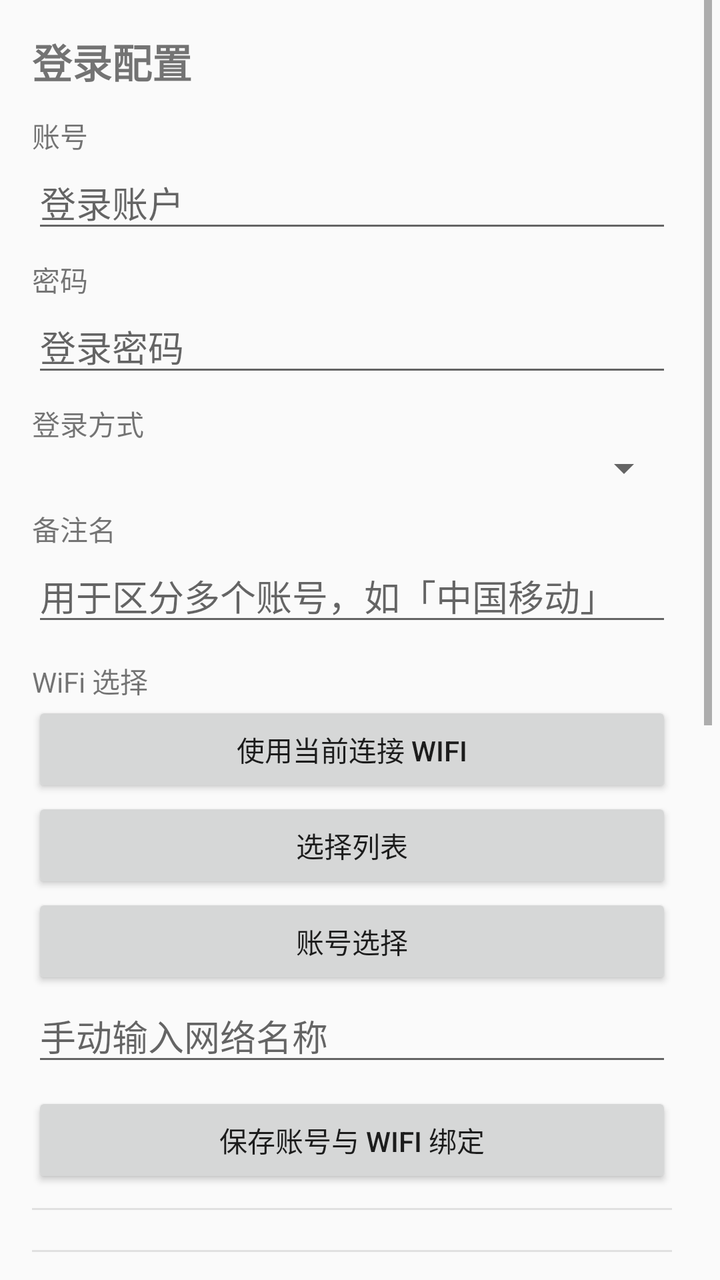
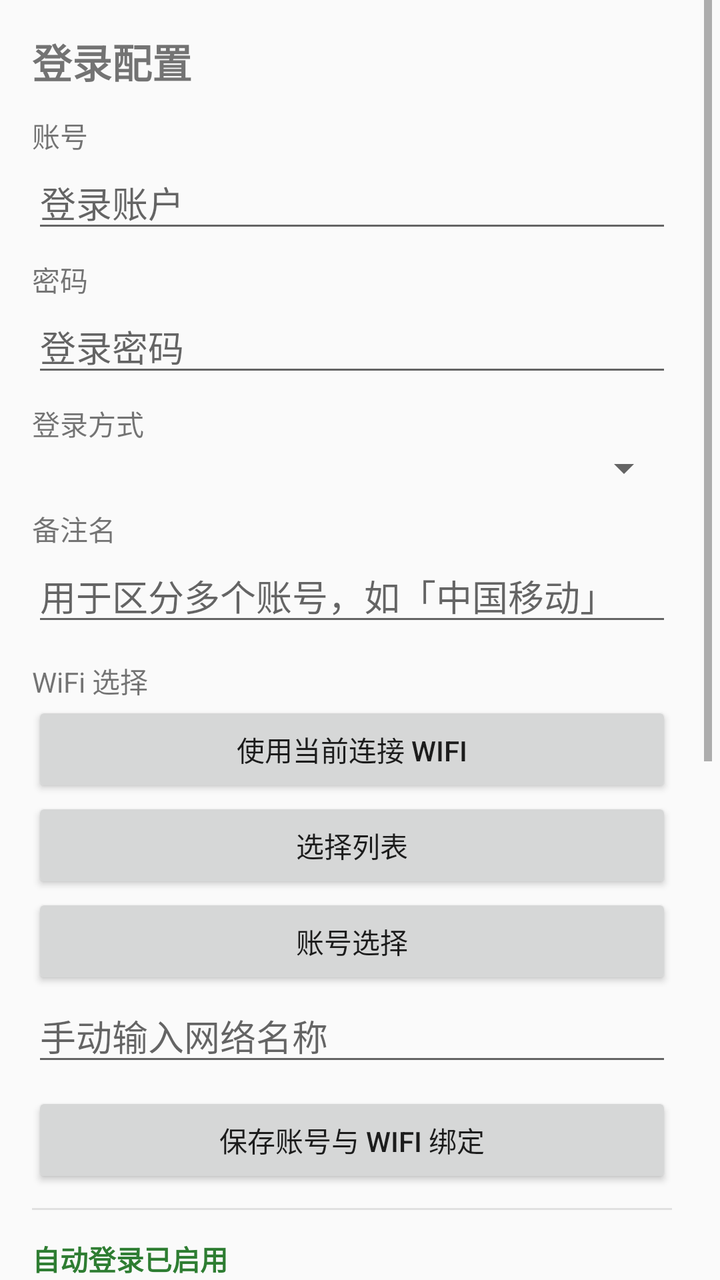

An Android layout rendered at two revisions. The XML below is the earlier revision; the diff shows what the commit changed to produce the second picture.
<!-- AndroidManifest.xml: application theme AppTheme -->
<!-- res/layout/activity_main.xml -->
<?xml version="1.0" encoding="utf-8"?>
<ScrollView xmlns:android="http://schemas.android.com/apk/res/android"
    android:id="@+id/scroll_root"
    android:layout_width="match_parent"
    android:layout_height="match_parent"
    android:clipToPadding="false"
    android:fadeScrollbars="false"
    android:fillViewport="true"
    android:focusable="true"
    android:focusableInTouchMode="true"
    android:scrollbarStyle="insideInset"
    android:scrollbars="vertical"
    android:paddingEnd="4dp"
    android:paddingRight="4dp">

    <LinearLayout
        android:layout_width="match_parent"
        android:layout_height="wrap_content"
        android:orientation="vertical"
        android:padding="16dp">

        <TextView
            android:id="@+id/text_title"
            android:layout_width="match_parent"
            android:layout_height="wrap_content"
            android:text="@string/title_config"
            android:textSize="20sp"
            android:textStyle="bold" />

        
        <TextView
            android:layout_width="match_parent"
            android:layout_height="wrap_content"
            android:layout_marginTop="12dp"
            android:text="@string/label_username" />

        <EditText
            android:id="@+id/edit_username"
            android:layout_width="match_parent"
            android:layout_height="wrap_content"
            android:hint="@string/hint_username"
            android:imeOptions="actionNext"
            android:inputType="text"
            android:maxLines="1" />

        
        <TextView
            android:layout_width="match_parent"
            android:layout_height="wrap_content"
            android:layout_marginTop="8dp"
            android:text="@string/label_password" />

        <EditText
            android:id="@+id/edit_password"
            android:layout_width="match_parent"
            android:layout_height="wrap_content"
            android:hint="@string/hint_password"
            android:imeOptions="actionNext"
            android:inputType="textPassword"
            android:maxLines="1" />

        
        <TextView
            android:layout_width="match_parent"
            android:layout_height="wrap_content"
            android:layout_marginTop="8dp"
            android:text="@string/label_carrier" />

        <Spinner
            android:id="@+id/spinner_carrier"
            android:layout_width="match_parent"
            android:layout_height="wrap_content" />

        
        <TextView
            android:layout_width="match_parent"
            android:layout_height="wrap_content"
            android:layout_marginTop="8dp"
            android:text="@string/label_label" />

        <EditText
            android:id="@+id/edit_label"
            android:layout_width="match_parent"
            android:layout_height="wrap_content"
            android:hint="@string/hint_label"
            android:imeOptions="actionNext"
            android:inputType="text"
            android:maxLines="1" />

        
        <TextView
            android:layout_width="match_parent"
            android:layout_height="wrap_content"
            android:layout_marginTop="12dp"
            android:text="@string/label_wifi" />

        <Button
            android:id="@+id/btn_use_current_wifi"
            android:layout_width="match_parent"
            android:layout_height="wrap_content"
            android:text="@string/btn_use_current_wifi" />

        
        <Button
            android:id="@+id/btn_choose_wifi"
            android:layout_width="match_parent"
            android:layout_height="wrap_content"
            android:text="@string/btn_choose_wifi" />

        
        <Button
            android:id="@+id/btn_choose_account"
            android:layout_width="match_parent"
            android:layout_height="wrap_content"
            android:text="@string/btn_choose_account" />

        <LinearLayout
            android:id="@+id/ssid_list"
            android:layout_width="match_parent"
            android:layout_height="wrap_content"
            android:orientation="vertical" />

        <EditText
            android:id="@+id/edit_new_ssid"
            android:layout_width="match_parent"
            android:layout_height="wrap_content"
            android:hint="@string/hint_new_ssid"
            android:imeOptions="actionNext"
            android:inputType="text"
            android:maxLines="1" />

        
        <Button
            android:id="@+id/btn_save"
            android:layout_width="match_parent"
            android:layout_height="wrap_content"
            android:layout_marginTop="8dp"
            android:text="@string/btn_save" />

        
        <View
            android:id="@+id/divider_save"
            android:layout_width="match_parent"
            android:layout_height="1dp"
            android:layout_marginTop="10dp"
            android:layout_marginBottom="10dp"
            android:background="@color/permission_divider" />

        
        <View
            android:id="@+id/divider_permission"
            android:layout_width="match_parent"
            android:layout_height="1dp"
            android:layout_marginTop="10dp"
            android:layout_marginBottom="10dp"
            android:background="@color/permission_divider" />

        
        <TextView
            android:id="@+id/text_permission_notice"
            android:layout_width="match_parent"
            android:layout_height="wrap_content"
            android:layout_marginTop="12dp"
            android:text="@string/permission_not_shown"
            android:textColor="@color/permission_notice_text" />

        
        <Button
            android:id="@+id/btn_toggle_auto_login"
            android:layout_width="match_parent"
            android:layout_height="wrap_content"
            android:layout_marginTop="12dp"
            android:text="@string/btn_toggle_auto_login" />

        <TextView
            android:id="@+id/text_auto_login_status"
            android:layout_width="match_parent"
            android:layout_height="wrap_content"
            android:layout_marginTop="4dp"
            android:text="@string/auto_login_status_enabled"
            android:textColor="@color/auto_login_status_enabled_text"
            android:textStyle="bold" />

        <TextView
            android:id="@+id/text_permission_state"
            android:layout_width="match_parent"
            android:layout_height="wrap_content"
            android:text="@string/permission_state_unknown"
            android:textColor="@color/permission_state_denied_text"
            android:textStyle="bold" />

        <Button
            android:id="@+id/btn_request_permission"
            android:layout_width="match_parent"
            android:layout_height="wrap_content"
            android:text="@string/btn_request_permission" />

        
        <TextView
            android:id="@+id/text_status"
            android:layout_width="match_parent"
            android:layout_height="wrap_content"
            android:layout_marginTop="8dp"
            android:text="@string/status_initial" />

        
        <Button
            android:id="@+id/btn_login_now"
            android:layout_width="match_parent"
            android:layout_height="wrap_content"
            android:text="@string/btn_login_now" />

        
        <TextView
            android:layout_width="match_parent"
            android:layout_height="wrap_content"
            android:layout_marginTop="12dp"
            android:text="@string/label_portal" />

        <EditText
            android:id="@+id/edit_portal"
            android:layout_width="match_parent"
            android:layout_height="wrap_content"
            android:hint="@string/hint_portal"
            android:imeOptions="actionDone"
            android:inputType="textUri"
            android:maxLines="1" />

        
        <TextView
            android:id="@+id/text_portal_status"
            android:layout_width="match_parent"
            android:layout_height="wrap_content"
            android:layout_marginTop="4dp"
            android:text="@string/portal_status_unsaved"
            android:textColor="@color/portal_status_unsaved_text"
            android:textStyle="bold" />

        

        <Button
            android:id="@+id/btn_save_portal"            android:layout_width="match_parent"
            android:layout_height="wrap_content"
            android:text="@string/btn_save_portal" />

        
        <Button
            android:id="@+id/btn_log"
            android:layout_width="match_parent"
            android:layout_height="wrap_content"
            android:layout_marginTop="18dp"
            android:text="@string/btn_log" />

    </LinearLayout>
</ScrollView>
<!-- resources referenced by this layout -->
<resources>
  <color name="auto_login_status_enabled_text">#FF2E7D32</color>
  <color name="permission_divider">#FFE0E0E0</color>
  <color name="permission_notice_text">#FF616161</color>
  <color name="permission_state_denied_text">#FFC62828</color>
  <color name="portal_status_unsaved_text">#FFC62828</color>
  <string name="auto_login_status_enabled">自动登录已启用</string>
  <string name="btn_choose_account">账号选择</string>
  <string name="btn_choose_wifi">选择列表</string>
  <string name="btn_log">日志</string>
  <string name="btn_login_now">立即登录</string>
  <string name="btn_request_permission">申请「位置信息」权限</string>
  <string name="btn_save">保存账号与 WiFi 绑定</string>
  <string name="btn_save_portal">保存门户地址</string>
  <string name="btn_toggle_auto_login">点击切换自动登录状态</string>
  <string name="btn_use_current_wifi">使用当前连接 wifi</string>
  <string name="hint_label">用于区分多个账号，如「中国移动」</string>
  <string name="hint_new_ssid">手动输入网络名称</string>
  <string name="hint_password">登录密码</string>
  <string name="hint_portal">如 202.194.116.116</string>
  <string name="hint_username">登录账户</string>
  <string name="label_carrier">登录方式</string>
  <string name="label_label">备注名</string>
  <string name="label_password">密码</string>
  <string name="label_portal">网络门户地址</string>
  <string name="label_username">账号</string>
  <string name="label_wifi">WiFi 选择</string>
  <string name="permission_not_shown">未授权,仅访问当前网络</string>
  <string name="permission_state_unknown">未授权</string>
  <string name="portal_status_unsaved">尚未保存地址</string>
  <string name="status_initial">尚未登录</string>
  <string name="title_config">登录配置</string>
  <style name="AppTheme" parent="@android:style/Theme.Material.Light">
          <item name="android:windowNoTitle">false</item>
          
          <item name="android:windowLayoutInDisplayCutoutMode">never</item>
      </style>
</resources>

<!-- the commit's change to res/layout/activity_main.xml (unified diff, before → after) -->
@@ -139,7 +139,7 @@
 
         
         <View
-            android:id="@+id/divider_save"
+            android:id="@+id/divider_permission"
             android:layout_width="match_parent"
             android:layout_height="1dp"
             android:layout_marginTop="10dp"
@@ -147,31 +147,6 @@
             android:background="@color/permission_divider" />
 
         
-        <View
-            android:id="@+id/divider_permission"
-            android:layout_width="match_parent"
-            android:layout_height="1dp"
-            android:layout_marginTop="10dp"
-            android:layout_marginBottom="10dp"
-            android:background="@color/permission_divider" />
-
-        
-        <TextView
-            android:id="@+id/text_permission_notice"
-            android:layout_width="match_parent"
-            android:layout_height="wrap_content"
-            android:layout_marginTop="12dp"
-            android:text="@string/permission_not_shown"
-            android:textColor="@color/permission_notice_text" />
-
-        
-        <Button
-            android:id="@+id/btn_toggle_auto_login"
-            android:layout_width="match_parent"
-            android:layout_height="wrap_content"
-            android:layout_marginTop="12dp"
-            android:text="@string/btn_toggle_auto_login" />
-
         <TextView
             android:id="@+id/text_auto_login_status"
             android:layout_width="match_parent"
@@ -181,6 +156,13 @@
             android:textColor="@color/auto_login_status_enabled_text"
             android:textStyle="bold" />
 
+        <Button
+            android:id="@+id/btn_toggle_auto_login"
+            android:layout_width="match_parent"
+            android:layout_height="wrap_content"
+            android:layout_marginTop="12dp"
+            android:text="@string/btn_toggle_auto_login" />
+
         <TextView
             android:id="@+id/text_permission_state"
             android:layout_width="match_parent"
<!-- resource entries referenced after the edit -->
@@ -2,7 +2,6 @@
 <resources>
   <color name="auto_login_status_enabled_text">#FF2E7D32</color>
   <color name="permission_divider">#FFE0E0E0</color>
-  <color name="permission_notice_text">#FF616161</color>
   <color name="permission_state_denied_text">#FFC62828</color>
   <color name="portal_status_unsaved_text">#FFC62828</color>
   <string name="auto_login_status_enabled">自动登录已启用</string>
@@ -26,7 +25,6 @@
   <string name="label_portal">网络门户地址</string>
   <string name="label_username">账号</string>
   <string name="label_wifi">WiFi 选择</string>
-  <string name="permission_not_shown">未授权,仅访问当前网络</string>
   <string name="permission_state_unknown">未授权</string>
   <string name="portal_status_unsaved">尚未保存地址</string>
   <string name="status_initial">尚未登录</string>
